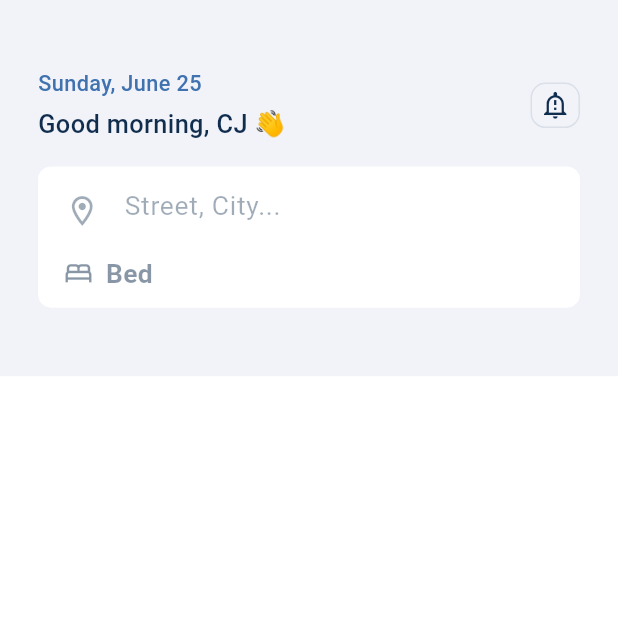
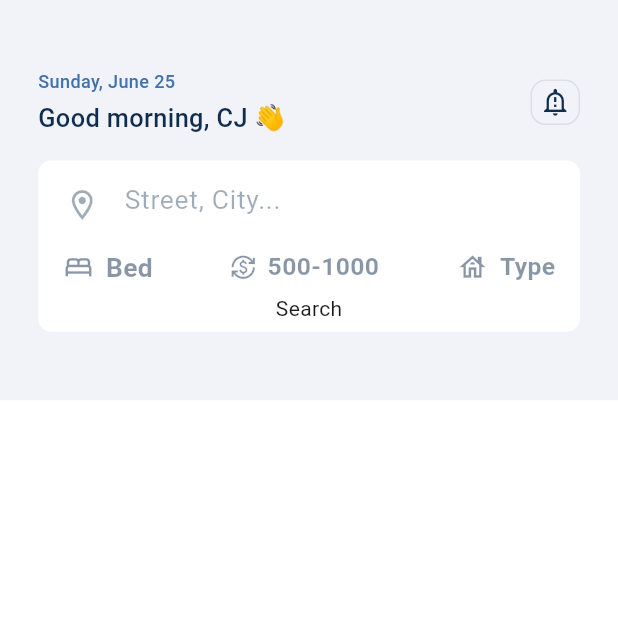
Before and after one commit to cjchika/realtor_mobile, a Flutter app: the HomePage screen opened by its route, on a phone screen of 412 x 824 dp, the top half of it. Run offline on Flutter 3.47's test engine with Material 2 defaults, Android fonts, the phone set to English and light mode, and no system bars; our stand-ins replace dio, flutter_riverpod, flutter_screenutil, freezed_annotation, shared_preferences, smooth_page_indicator; accounts and stored records are empty; generated files the repository leaves out were written again.

Commit message:
Home Screen

```diff
--- a/lib/pages/home/home_page.dart
+++ b/lib/pages/home/home_page.dart
@@ -2,6 +2,7 @@ import 'package:flutter/material.dart';
 import 'package:flutter_screenutil/flutter_screenutil.dart';
 import 'package:realtor_app/core/constants/app_colors.dart';
 import 'package:realtor_app/core/constants/app_style.dart';
+import 'package:realtor_app/pages/home/widgets/icon_text.dart';
 
 class HomePage extends StatelessWidget {
   const HomePage({super.key});
@@ -29,7 +30,7 @@ class HomePage extends StatelessWidget {
                           Text(
                             "Sunday, June 25",
                             style: appStyle(
-                                12.sp, AppColors.secColor, FontWeight.w500),
+                                10.sp, AppColors.secColor, FontWeight.w500),
                           ),
                           SizedBox(height: 4.h),
                           Text(
@@ -86,22 +87,45 @@ class HomePage extends StatelessWidget {
                           ),
                         ),
                         Container(
-                            padding: EdgeInsets.symmetric(
-                                vertical: 5.h, horizontal: 10.w),
-                            child: Row(
-                              children: [
-                                Row(
-                                  children: [
-                                    Icon(Icons.bed_outlined, color: AppColors.priColor.withOpacity(0.5), size: 21),
-                                    SizedBox(width: 7.w),
-                                    Text("Bed", style: appStyle(16, AppColors.priColor.withOpacity(0.5), FontWeight.w600),)
-                                  ],
-                                )
-                              ],
-                            )),
+                          padding: EdgeInsets.symmetric(
+                              vertical: 5.h, horizontal: 10.w),
+                          child: Row(
+                            mainAxisAlignment: MainAxisAlignment.spaceBetween,
+                            children: [
+                              IconText(
+                                  color: AppColors.priColor.withOpacity(0.5),
+                                  icon: Icons.bed_outlined,
+                                  text: "Bed",
+                                  textStyle: appStyle(
+                                      16,
+                                      AppColors.priColor.withOpacity(0.5),
+                                      FontWeight.w600),
+                                  size: 21),
+                              IconText(
+                                  color: AppColors.priColor.withOpacity(0.5),
+                                  icon: Icons.currency_exchange,
+                                  text: "500-1000",
+                                  textStyle: appStyle(
+                                      15,
+                                      AppColors.priColor.withOpacity(0.5),
+                                      FontWeight.w600),
+                                  size: 17),
+                              IconText(
+                                  color: AppColors.priColor.withOpacity(0.5),
+                                  icon: Icons.house_outlined,
+                                  text: "Type",
+                                  textStyle: appStyle(
+                                      15,
+                                      AppColors.priColor.withOpacity(0.5),
+                                      FontWeight.w600),
+                                  size: 21),
+                            ],
+                          ),
+                        ),
+                        GestureDetector(onTap: null, child: Container(child: Text("Search"),),)
                       ],
                     ),
-                  )
+                  ),
                 ],
               ),
             )
--- /dev/null
+++ b/lib/pages/home/widgets/icon_text.dart
@@ -0,0 +1,24 @@
+import 'package:flutter/material.dart';
+import 'package:flutter_screenutil/flutter_screenutil.dart';
+
+class IconText extends StatelessWidget {
+  const IconText({super.key, required this.color, required this.icon, required this.text, required this.textStyle, required this.size});
+
+  final Color color;
+  final IconData icon;
+  final String text;
+  final TextStyle textStyle;
+  final double size;
+
+  @override
+  Widget build(BuildContext context) {
+    return Row(
+      crossAxisAlignment: CrossAxisAlignment.center,
+      children: [
+        Icon(icon, color: color, size: size),
+        SizedBox(width: 7.w),
+        Text(text, style: textStyle),
+      ],
+    );
+  }
+}
```
